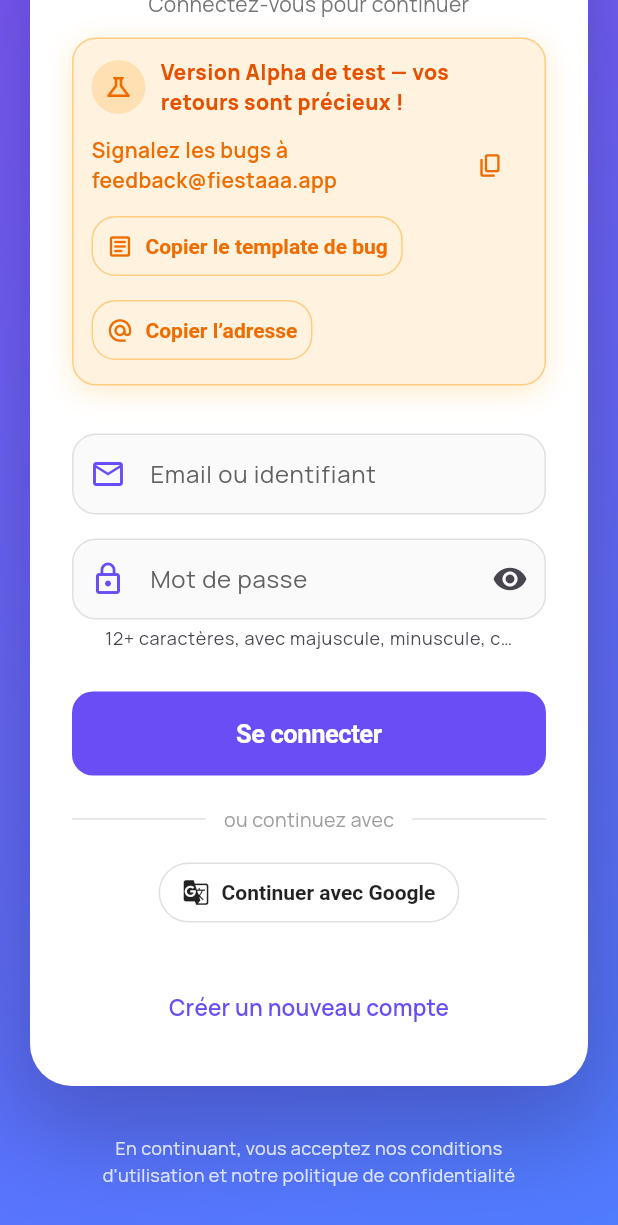
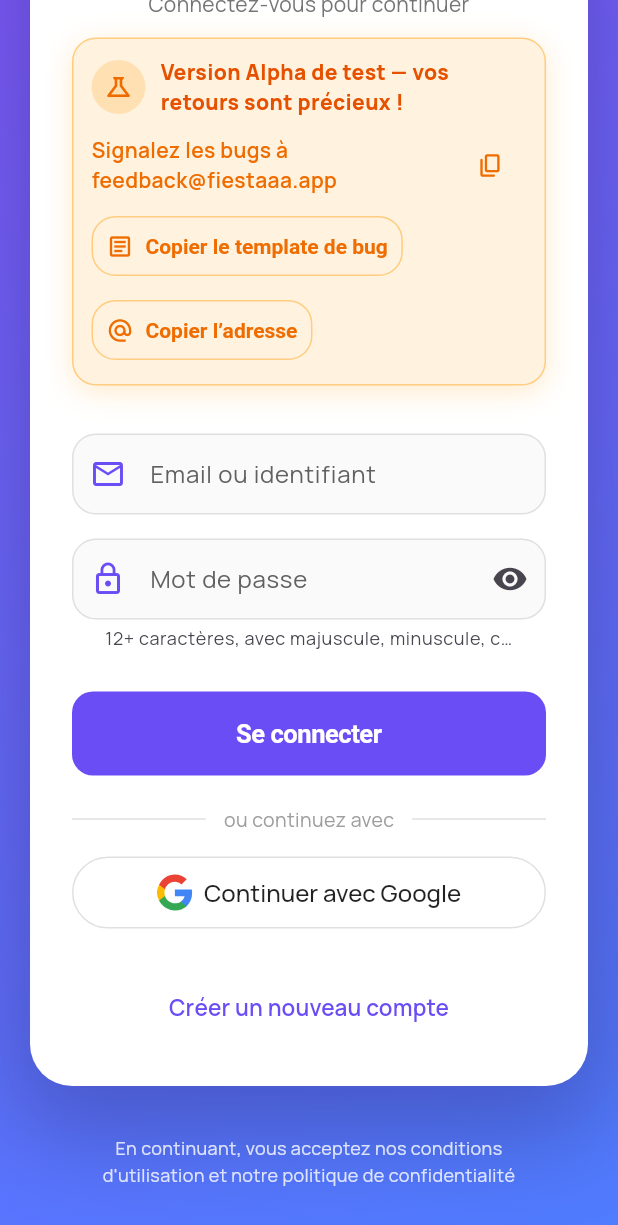
Before and after one commit to theopeuchlestrade/fiestaaa_front, a Flutter app: the screen it shows after launch, scrolled down 295 dp, after a tap on "Continuer avec Google", on a phone screen of 412 x 824 dp. Shown: the top 1225 px of the screen. Run offline on Flutter 3.47's test engine with Material 3 defaults, Android fonts, the phone set to English and light mode, and no system bars; our stand-ins replace firebase_core, firebase_messaging, flutter_local_notifications, flutter_map, google_fonts, google_sign_in and 4 more; missing offline and left inert: dart:html, file_selector, flutter_map_cancellable_tile_provider, google_sign_in_platform_interface, google_sign_in_web, mobile_scanner; accounts and stored records are empty; statements that could not run were skipped.

Commit message:
fix: UI of Apple and Google connection buttons.

```diff
--- a/lib/src/features/auth/presentation/pages/auth_page.dart
+++ b/lib/src/features/auth/presentation/pages/auth_page.dart
@@ -1,7 +1,8 @@
 import 'package:fiestaaa_front/src/core/config.dart';
 import 'package:fiestaaa_front/src/features/auth/data/auth_api.dart';
 import 'package:fiestaaa_front/src/features/auth/domain/session_data.dart';
-import 'package:fiestaaa_front/src/features/auth/presentation/widgets/google_web_button.dart';
+
+import 'package:fiestaaa_front/src/features/auth/presentation/widgets/google_logo.dart';
 import 'package:fiestaaa_front/src/theme/fiestaaa_theme.dart';
 import 'package:flutter/foundation.dart';
 import 'package:flutter/material.dart';
@@ -854,27 +855,7 @@ Bug report
     const double buttonHeight = 48;
     final shape =
         RoundedRectangleBorder(borderRadius: BorderRadius.circular(24));
-    final googleWebButton = buildGoogleWebButton(
-      disabled: _isSubmitting,
-      onError: (error) {
-        if (!mounted) return;
-        _showSnack(
-          'Connexion Google impossible pour le moment.',
-          isError: true,
-        );
-      },
-      onSuccess: ({
-        required String idToken,
-        String? email,
-        String? displayName,
-      }) async {
-        await _loginWithGoogleToken(
-          idToken: idToken,
-          email: email,
-          displayName: displayName,
-        );
-      },
-    );
+
     Widget spinner(Color color) {
       return SizedBox(
         height: 18,
@@ -886,55 +867,46 @@ Bug report
       );
     }
 
+    final socialButtonStyle = OutlinedButton.styleFrom(
+      minimumSize: const Size.fromHeight(buttonHeight),
+      padding: const EdgeInsets.symmetric(horizontal: 16),
+      backgroundColor: Colors.white,
+      foregroundColor: Colors.black87,
+      side: BorderSide(color: Colors.grey.shade300),
+      shape: shape,
+      textStyle: const TextStyle(
+        fontSize: 16,
+        fontWeight: FontWeight.w500,
+        fontFamily: 'Manrope', // Explicitly ensuring font consistency
+      ),
+      elevation: 0,
+    );
+
     Widget wrapSocial(Widget child) => Center(child: child);
 
     return Column(
       crossAxisAlignment: CrossAxisAlignment.center,
       children: [
         wrapSocial(
-          googleWebButton ??
-              OutlinedButton.icon(
-                onPressed: _isSubmitting ? null : _continueWithGoogle,
-                style: OutlinedButton.styleFrom(
-                  padding: const EdgeInsets.symmetric(horizontal: 16),
-                  backgroundColor: Colors.white,
-                  foregroundColor: Colors.black87,
-                  side: BorderSide(color: Colors.grey.shade300),
-                  shape: shape,
-                ),
-                icon: _socialInProgress == 'google'
-                    ? spinner(FiestaaaPalette.primary)
-                    : const Icon(Icons.g_translate),
-                label: const Text(
-                  'Continuer avec Google',
-                  style: TextStyle(
-                    fontWeight: FontWeight.w700,
-                  ),
-                ),
-              ),
+          OutlinedButton.icon(
+            onPressed: _isSubmitting ? null : _continueWithGoogle,
+            style: socialButtonStyle,
+            icon: _socialInProgress == 'google'
+                ? spinner(FiestaaaPalette.primary)
+                : const GoogleLogo(size: 24),
+            label: const Text('Continuer avec Google'),
+          ),
         ),
         const SizedBox(height: 12),
         if (_shouldShowAppleButton)
           wrapSocial(
             OutlinedButton.icon(
               onPressed: _isSubmitting ? null : _continueWithApple,
-              style: OutlinedButton.styleFrom(
-                minimumSize: const Size.fromHeight(buttonHeight),
-                padding: const EdgeInsets.symmetric(horizontal: 16),
-                backgroundColor: Colors.white,
-                foregroundColor: Colors.black87,
-                side: BorderSide(color: Colors.grey.shade300),
-                shape: shape,
-              ),
+              style: socialButtonStyle,
               icon: _socialInProgress == 'apple'
                   ? spinner(Colors.black87)
-                  : const Icon(Icons.apple, color: Colors.black87),
-              label: const Text(
-                'Continuer avec Apple',
-                style: TextStyle(
-                  fontWeight: FontWeight.w700,
-                ),
-              ),
+                  : const Icon(Icons.apple, color: Colors.black87, size: 24),
+              label: const Text('Continuer avec Apple'),
             ),
           ),
       ],
--- /dev/null
+++ b/lib/src/features/auth/presentation/widgets/google_logo.dart
@@ -0,0 +1,87 @@
+import 'package:flutter/material.dart';
+
+class GoogleLogo extends StatelessWidget {
+  final double size;
+
+  const GoogleLogo({super.key, this.size = 24});
+
+  @override
+  Widget build(BuildContext context) {
+    return CustomPaint(
+      size: Size(size, size),
+      painter: _GoogleLogoPainter(),
+    );
+  }
+}
+
+class _GoogleLogoPainter extends CustomPainter {
+  @override
+  void paint(Canvas canvas, Size size) {
+    // Scaling based on 24x24 standard size
+    final double scale = size.width / 24.0;
+
+    // Shift/Translate to center or align if needed, but here we draw at 0,0 scaled.
+    canvas.scale(scale, scale);
+
+    final Paint paint = Paint()..style = PaintingStyle.fill;
+
+    // Blue Path
+    Path bluePath = Path();
+    bluePath.moveTo(23.49, 12.27);
+    bluePath.cubicTo(23.49, 11.48, 23.42, 10.73, 23.3, 10.02);
+    bluePath.lineTo(12.0, 10.02);
+    bluePath.lineTo(12.0, 14.51);
+    bluePath.lineTo(18.47, 14.51);
+    bluePath.cubicTo(18.18, 15.99, 17.25, 17.24, 15.94, 18.1);
+    bluePath.lineTo(15.94, 21.1);
+    bluePath.lineTo(19.82, 21.1);
+    bluePath.cubicTo(22.09, 19.01, 23.49, 15.92, 23.49, 12.27);
+    bluePath.close();
+    paint.color = const Color(0xFF4285F4);
+    canvas.drawPath(bluePath, paint);
+
+    // Green Path
+    Path greenPath = Path();
+    greenPath.moveTo(12.0, 24.0);
+    greenPath.cubicTo(15.15, 24.0, 17.81, 22.95, 19.82, 21.1);
+    greenPath.lineTo(15.94, 18.1);
+    greenPath.cubicTo(14.88, 18.82, 13.56, 19.23, 12.0, 19.23);
+    greenPath.cubicTo(8.93, 19.23, 6.33, 17.15, 5.4, 14.35);
+    greenPath.lineTo(1.47, 14.35);
+    greenPath.lineTo(1.47, 17.39);
+    greenPath.cubicTo(3.47, 21.36, 7.55, 24, 12.0, 24.0);
+    greenPath.close();
+    paint.color = const Color(0xFF34A853);
+    canvas.drawPath(greenPath, paint);
+
+    // Yellow Path
+    Path yellowPath = Path();
+    yellowPath.moveTo(5.4, 14.35);
+    yellowPath.cubicTo(5.17, 13.62, 5.04, 12.86, 5.04, 12.08);
+    yellowPath.cubicTo(5.04, 11.3, 5.17, 10.53, 5.4, 9.8);
+    yellowPath.lineTo(5.4, 6.76);
+    yellowPath.lineTo(1.47, 6.76);
+    yellowPath.cubicTo(0.53, 8.64, 0, 10.82, 0, 12.08);
+    yellowPath.cubicTo(0, 13.33, 0.53, 15.51, 1.47, 17.39);
+    yellowPath.lineTo(5.4, 14.35);
+    yellowPath.close();
+    paint.color = const Color(0xFFFBBC05);
+    canvas.drawPath(yellowPath, paint);
+
+    // Red Path
+    Path redPath = Path();
+    redPath.moveTo(12.0, 4.9);
+    redPath.cubicTo(13.67, 4.9, 15.19, 5.48, 16.39, 6.63);
+    redPath.lineTo(19.89, 3.14);
+    redPath.cubicTo(17.8, 1.19, 15.15, 0, 12.0, 0);
+    redPath.cubicTo(7.55, 0, 3.47, 2.64, 1.47, 6.76);
+    redPath.lineTo(5.4, 9.8);
+    redPath.cubicTo(6.33, 7.0, 8.93, 4.9, 12.0, 4.9);
+    redPath.close();
+    paint.color = const Color(0xFFEA4335);
+    canvas.drawPath(redPath, paint);
+  }
+
+  @override
+  bool shouldRepaint(CustomPainter oldDelegate) => false;
+}
```
